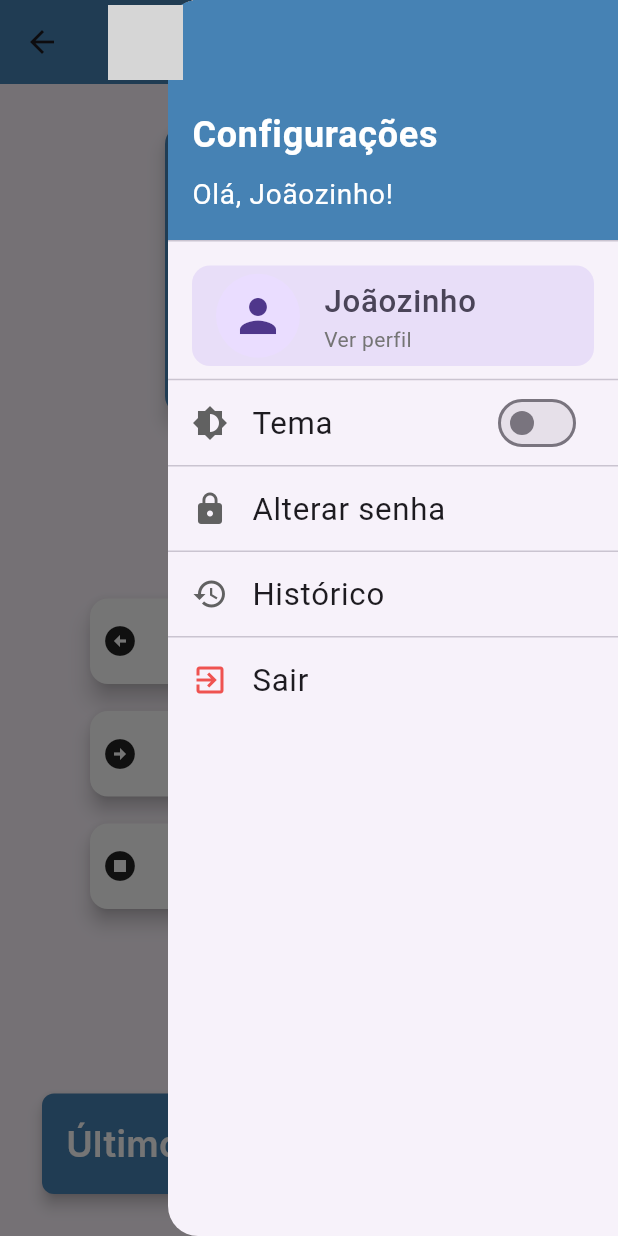
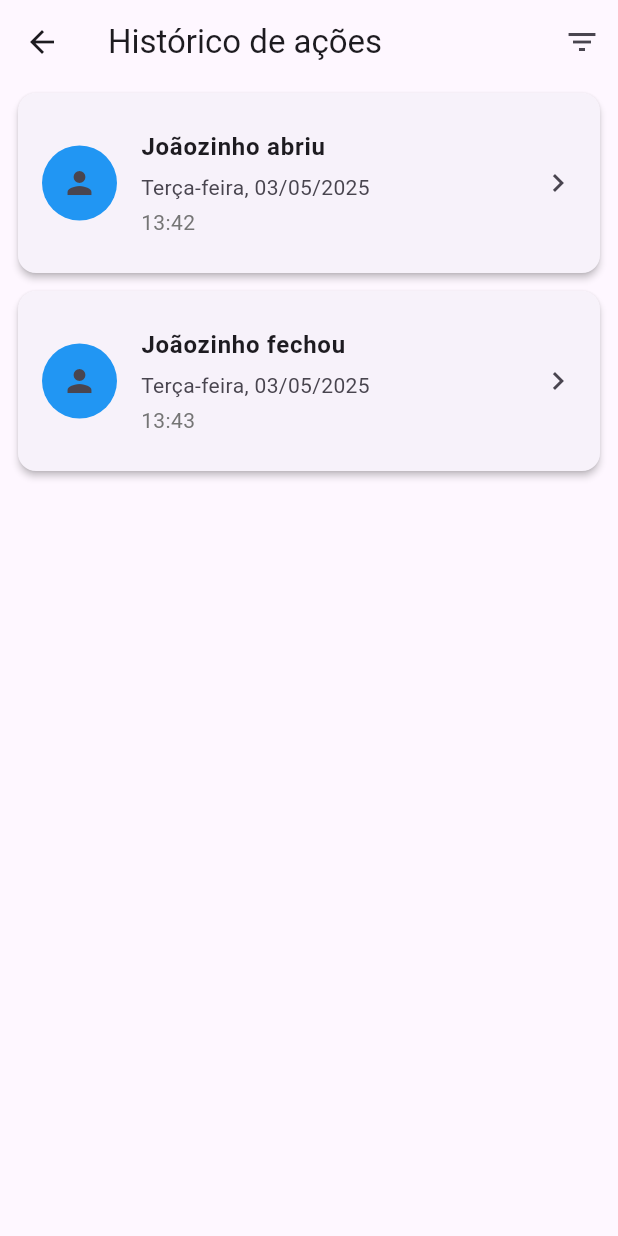
Before and after one commit to gusmariz/Projeto-Safe-Gate, a Flutter app: the MyHomePage screen opened by its route, after a tap on the "settings" icon, after a tap on "Histórico", on a phone screen of 412 x 824 dp. Run offline on Flutter 3.47's test engine with Material 3 defaults, Android fonts, the phone set to English and light mode, and no system bars; our stand-ins replace google_fonts; grey boxes are pictures that could not be loaded.

Commit message:
Caminho para a tela de histórico pelo drawer e segunda versão da tela_historico

```diff
--- a/lib/main.dart
+++ b/lib/main.dart
@@ -1,5 +1,6 @@
 import 'package:flutter/material.dart';
 import 'package:google_fonts/google_fonts.dart';
+import 'package:hello/tela_historico.dart';
 import 'tela_login.dart';
 
 void main() => runApp(const MyApp());
@@ -39,6 +40,7 @@ class _MyAppState extends State<MyApp> {
                 );
               },
             ),
+        '/telaHistorico': (context) => TelaHistorico(),
       },
     );
   }
@@ -184,7 +186,7 @@ class MyHomePage extends StatelessWidget {
                 ),
               ),
               onTap: () {
-                Navigator.pushReplacementNamed(context, './telaHistorico.dart');
+                Navigator.pushNamed(context, '/telaHistorico');
               },
             ),
             Divider(height: 1),
--- a/lib/tela_historico.dart
+++ b/lib/tela_historico.dart
@@ -1,9 +1,32 @@
 import 'package:flutter/material.dart';
 
-class HistoryList extends StatelessWidget {
-  final List<HistoryItem> itens = [
-    HistoryItem("Joãozinho abriu", "13:42", "Terça-feira", "03/05/2025"),
-    HistoryItem("Joãozinho fechou", "13:43", "Terça-feira", "03/05/2025"),
+class TelaHistorico extends StatelessWidget {
+
+  @override
+  Widget build(BuildContext context) {
+    return Scaffold(
+      appBar: AppBar(
+        title: Text('Histórico de ações'),
+        leading: IconButton(
+          icon: Icon(Icons.arrow_back),
+          onPressed: () => Navigator.pop(context),
+        ),
+        actions: [
+          IconButton(
+            icon: Icon(Icons.filter_list),
+            onPressed: () {},
+          ),
+        ],
+      ),
+      body: ListaHistorico(),
+    );
+  }
+}
+
+class ListaHistorico extends StatelessWidget {
+  final List<ItemHistorico> itens = [
+    ItemHistorico("Joãozinho abriu", "13:42", "Terça-feira", "03/05/2025"),
+    ItemHistorico("Joãozinho fechou", "13:43", "Terça-feira", "03/05/2025"),
   ];
 
   @override
@@ -11,25 +34,25 @@ class HistoryList extends StatelessWidget {
     return ListView.builder(
       itemCount: itens.length,
       itemBuilder: (context, index) {
-        return HistoryTile(item: itens[index]);
+        return ElementoHistorico(item: itens[index]);
       },
     );
   }
 }
 
-class HistoryItem {
+class ItemHistorico {
   final String titulo;
   final String hora;
   final String dia;
   final String data;
 
-  HistoryItem(this.titulo, this.hora, this.dia, this.data);
+  ItemHistorico(this.titulo, this.hora, this.dia, this.data);
 }
 
-class HistoryTile extends StatelessWidget {
-  final HistoryItem item;
+class ElementoHistorico extends StatelessWidget {
+  final ItemHistorico item;
 
-  const HistoryTile({Key? key, required this.item}) : super(key: key);
+  const ElementoHistorico({Key? key, required this.item}) : super(key: key);
 
   @override
   Widget build(BuildContext context) {
@@ -53,6 +76,20 @@ class HistoryTile extends StatelessWidget {
           item.titulo,
           style: TextStyle(fontWeight: FontWeight.bold),
         ),
+        subtitle: Column(
+          crossAxisAlignment: CrossAxisAlignment.start,
+          children: [
+            SizedBox(height: 5),
+            Text('${item.dia}, ${item.data}'),
+            SizedBox(height: 3),
+            Text(
+              item.hora,
+              style: TextStyle(color: Colors.grey[600]),
+            )
+          ],
+        ),
+        trailing: Icon(Icons.chevron_right),
+        onTap: () {},
       ),
     );
   }
```
